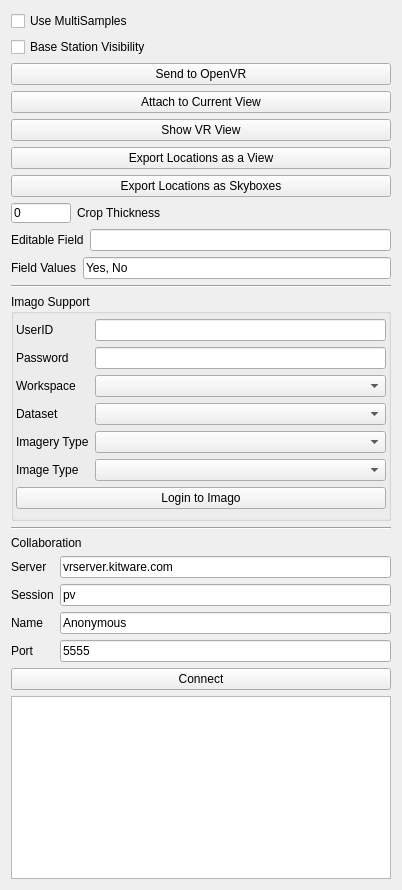
The window that Plugins/OpenVR/pqOpenVRDockPanel.ui (Kitware/ParaView) describes before a commit, drawn with Qt 5.
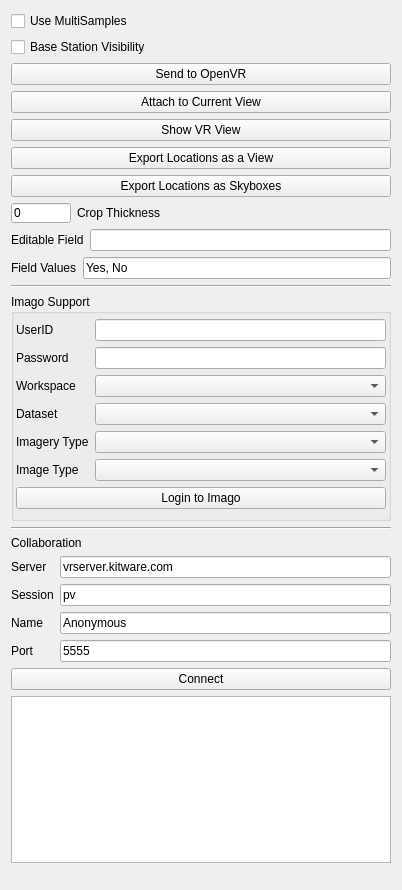
The same window after the commit.

Commit message:
Update OpenVR plugin due to VTK collab changes
Collaboration support is now an option in VTK so this
plugin now turns on/off collaboration based on the VTK
setting. It no longer has any dependency on mineview
source code. VTK collab support does require libzmq so
if that option is turned on it will try to find libzmq.

The edit to the form file:
```diff
--- a/Plugins/OpenVR/pqOpenVRDockPanel.ui
+++ b/Plugins/OpenVR/pqOpenVRDockPanel.ui
@@ -10,6 +10,12 @@
     <height>890</height>
    </rect>
   </property>
+  <property name="sizePolicy">
+   <sizepolicy hsizetype="Preferred" vsizetype="Preferred">
+    <horstretch>0</horstretch>
+    <verstretch>0</verstretch>
+   </sizepolicy>
+  </property>
   <property name="windowTitle">
    <string>Form</string>
   </property>
@@ -28,6 +34,12 @@
    </property>
    <item>
     <widget class="QWidget" name="widget" native="true">
+     <property name="sizePolicy">
+      <sizepolicy hsizetype="Preferred" vsizetype="Preferred">
+       <horstretch>0</horstretch>
+       <verstretch>0</verstretch>
+      </sizepolicy>
+     </property>
      <layout class="QVBoxLayout" name="verticalLayout">
       <item>
        <widget class="QCheckBox" name="multisamples">
@@ -129,7 +141,7 @@
         <item>
          <widget class="QLabel" name="cropThicknessLabel">
           <property name="sizePolicy">
-           <sizepolicy hsizetype="Expanding" vsizetype="Preferred">
+           <sizepolicy hsizetype="Expanding" vsizetype="Fixed">
             <horstretch>0</horstretch>
             <verstretch>0</verstretch>
            </sizepolicy>
@@ -148,6 +160,12 @@
        <layout class="QHBoxLayout" name="horizontalLayout_2">
         <item>
          <widget class="QLabel" name="scalarFieldLabel">
+          <property name="sizePolicy">
+           <sizepolicy hsizetype="Preferred" vsizetype="Fixed">
+            <horstretch>0</horstretch>
+            <verstretch>0</verstretch>
+           </sizepolicy>
+          </property>
           <property name="text">
            <string>Editable Field</string>
           </property>
@@ -169,6 +187,12 @@
        <layout class="QHBoxLayout" name="horizontalLayout_3">
         <item>
          <widget class="QLabel" name="fieldValuesLabel">
+          <property name="sizePolicy">
+           <sizepolicy hsizetype="Preferred" vsizetype="Fixed">
+            <horstretch>0</horstretch>
+            <verstretch>0</verstretch>
+           </sizepolicy>
+          </property>
           <property name="text">
            <string>Field Values</string>
           </property>
@@ -320,6 +344,12 @@
         </item>
         <item row="1" column="0">
          <widget class="QLabel" name="cServerLabel">
+          <property name="sizePolicy">
+           <sizepolicy hsizetype="Preferred" vsizetype="Fixed">
+            <horstretch>0</horstretch>
+            <verstretch>0</verstretch>
+           </sizepolicy>
+          </property>
           <property name="toolTip">
            <string>The IP address or server name to connect to</string>
           </property>
@@ -337,6 +367,12 @@
         </item>
         <item row="3" column="0">
          <widget class="QLabel" name="cNameLabel">
+          <property name="sizePolicy">
+           <sizepolicy hsizetype="Preferred" vsizetype="Fixed">
+            <horstretch>0</horstretch>
+            <verstretch>0</verstretch>
+           </sizepolicy>
+          </property>
           <property name="toolTip">
            <string>Your name to appear in VR</string>
           </property>
@@ -347,6 +383,12 @@
         </item>
         <item row="2" column="0">
          <widget class="QLabel" name="cSessionLabel">
+          <property name="sizePolicy">
+           <sizepolicy hsizetype="Preferred" vsizetype="Fixed">
+            <horstretch>0</horstretch>
+            <verstretch>0</verstretch>
+           </sizepolicy>
+          </property>
           <property name="toolTip">
            <string>What session to connect to. A session is a string name. People who join the same session on the same server will see each other.</string>
           </property>
@@ -371,6 +413,12 @@
         </item>
         <item row="4" column="0">
          <widget class="QLabel" name="cPortLabel">
+          <property name="sizePolicy">
+           <sizepolicy hsizetype="Preferred" vsizetype="Fixed">
+            <horstretch>0</horstretch>
+            <verstretch>0</verstretch>
+           </sizepolicy>
+          </property>
           <property name="toolTip">
            <string>What port to connect to</string>
           </property>
@@ -391,6 +439,19 @@
       <item>
        <widget class="QPlainTextEdit" name="outputWindow"/>
       </item>
+      <item>
+       <spacer name="verticalSpacer">
+        <property name="orientation">
+         <enum>Qt::Vertical</enum>
+        </property>
+        <property name="sizeHint" stdset="0">
+         <size>
+          <width>20</width>
+          <height>40</height>
+         </size>
+        </property>
+       </spacer>
+      </item>
      </layout>
     </widget>
    </item>
```
Left out of the diff: 14 changed lines with no effect on the pictures. The commit also changes 5 other files.
